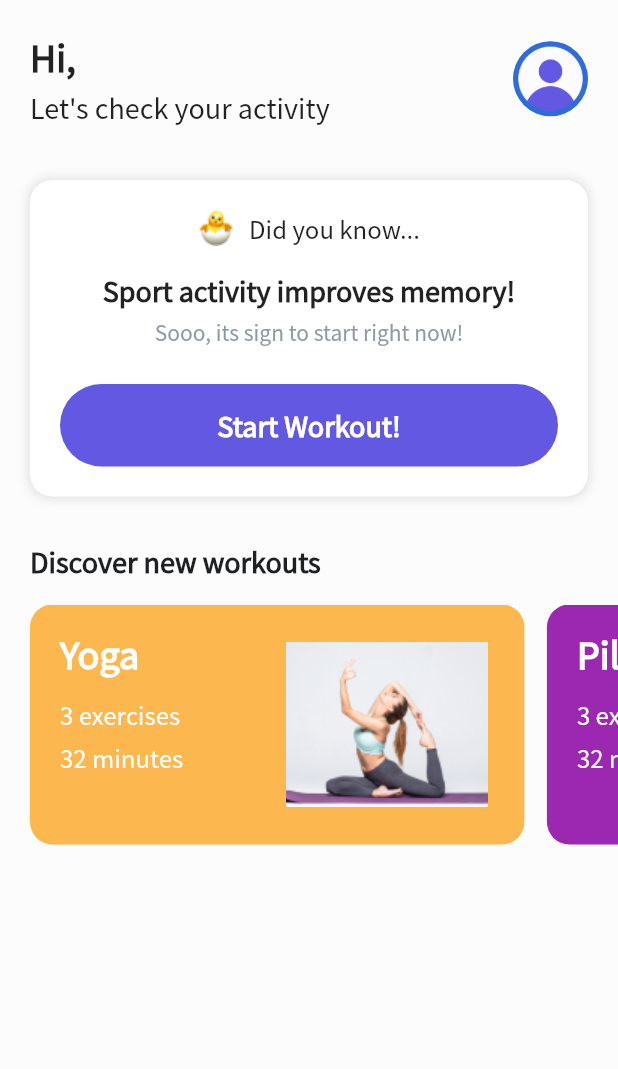
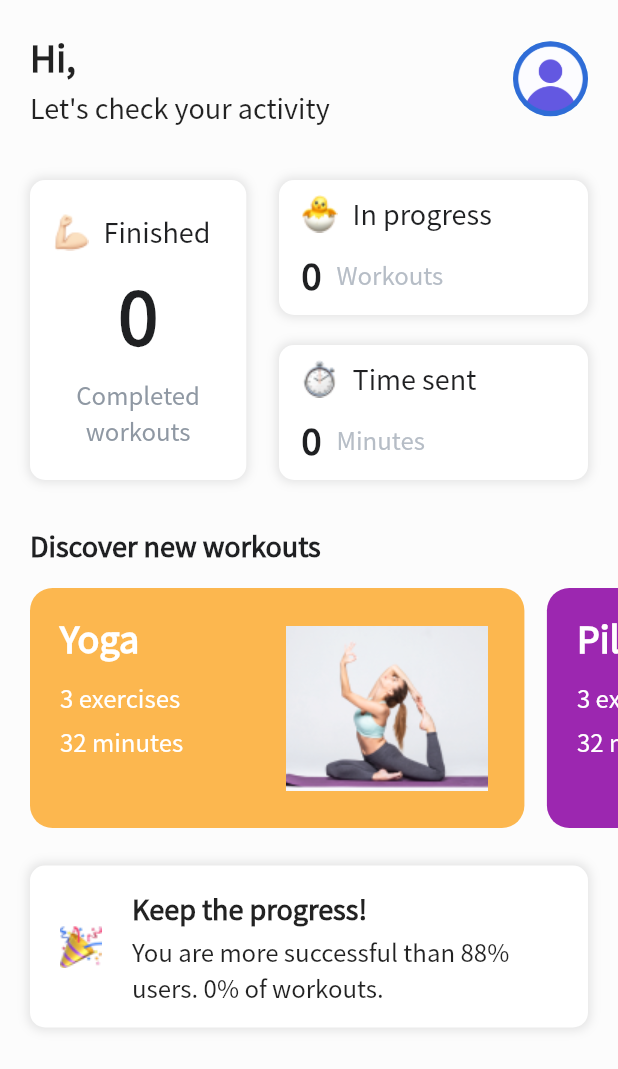
Before and after one commit to luongdthong2889/DoAnFlutter, a Flutter app: the HomePage screen opened directly, on a phone screen of 412 x 824 dp. Shown: the top 1069 px of the screen. Run offline on Flutter 3.47's test engine with Material 2 defaults, Android fonts, the light colour scheme and no system bars; our stand-ins replace bloc, chewie, cloud_firestore, confetti, dots_indicator, firebase_auth and 15 more; missing offline and left inert: cloud_firestore_web, custom_timer, firebase_auth_web, firebase_core_web, firebase_storage_web, flutter_secure_storage_web and 2 more; accounts and stored records are empty; statements that could not run were skipped.

Commit message:
reset progress and optimize loading for workouts progress

```diff
--- a/fitness_flutter/lib/screens/home/widget/home_content.dart
+++ b/fitness_flutter/lib/screens/home/widget/home_content.dart
@@ -138,9 +138,8 @@ class _HomeContentState extends State<HomeContent> {
   }
 
   Widget _showStartWorkout(BuildContext context, HomeBloc bloc) {
-    return widget.workouts.isEmpty
-        ? _createStartWorkout(context, bloc)
-        : HomeStatistics();
+    return
+        HomeStatistics();
   }
 
   Widget _createStartWorkout(BuildContext context, HomeBloc bloc) {
@@ -275,7 +274,7 @@ class _HomeContentState extends State<HomeContent> {
   }
 
   Widget _showProgress(HomeBloc bloc) {
-    return widget.workouts.isNotEmpty ? _createProgress(bloc) : Container();
+    return _createProgress(bloc);
   }
 
   Widget _createProgress(HomeBloc bloc) {
@@ -307,7 +306,7 @@ class _HomeContentState extends State<HomeContent> {
                         TextStyle(fontSize: 18, fontWeight: FontWeight.bold)),
                 const SizedBox(height: 3),
                 Text(
-                  '${TextConstants.profileSuccessful} ${bloc.getProgressPercentage()}% of workouts.',
+                  '${TextConstants.profileSuccessful} ${userData.percentProgressWorkout ?? 0}% of workouts.',
                   style: TextStyle(fontSize: 16),
                   overflow: TextOverflow.ellipsis,
                   maxLines: 2,
--- a/fitness_flutter/lib/screens/start_workout/widget/start_workout_content.dart
+++ b/fitness_flutter/lib/screens/start_workout/widget/start_workout_content.dart
@@ -77,6 +77,9 @@ class _StartWorkoutContentState extends State<StartWorkoutContent> {
       userData.progressWorkout04,
     ];
     print(inProgress);
+    if(userData.time == 0){
+      timeSent = 0;
+    }
     if (inProgress.where((element) => element < 3 && element > 0).length == 1) {
       userData.percentProgressWorkout = 25;
       percent = 25;
@@ -355,7 +358,7 @@ class _StartWorkoutContentState extends State<StartWorkoutContent> {
           int currentExerciseIndex = exercisesList!.indexOf(widget.exercise);
           print(currentExerciseIndex.toString() +
               'okayyyyyyyyyyyyyyyyyyyyyyyyyyyyy2222222222222222222222222222');
-          await _saveWorkout(currentExerciseIndex);
+          // await _saveWorkout(currentExerciseIndex);
 
           if (widget.workout.id == "1") {
             List<ExerciseData>? exercisesList = bloc.workout.exerciseDataList;
@@ -466,7 +469,7 @@ class _StartWorkoutContentState extends State<StartWorkoutContent> {
             ));
           }
         } else {
-          await _saveWorkout(widget.workout.exerciseDataList!.length - 1);
+          // await _saveWorkout(widget.workout.exerciseDataList!.length - 1);
           Navigator.pushReplacement(context,
                       MaterialPageRoute(builder: (context) => ConfettiPage(workout: widget.workout)));
         }
@@ -474,14 +477,14 @@ class _StartWorkoutContentState extends State<StartWorkoutContent> {
     );
   }
 
-  Future<void> _saveWorkout(int exerciseIndex) async {
-    if (widget.workout.currentProgress! < exerciseIndex + 1) {
-      widget.workout.currentProgress = exerciseIndex + 1;
-    }
-    widget.workout.exerciseDataList![exerciseIndex].progress = 1;
+  // Future<void> _saveWorkout(int exerciseIndex) async {
+  //   if (widget.workout.currentProgress! < exerciseIndex + 1) {
+  //     widget.workout.currentProgress = exerciseIndex + 1;
+  //   }
+  //   widget.workout.exerciseDataList![exerciseIndex].progress = 1;
 
-    await DataService.saveWorkout(widget.workout);
-  }
+  //   await DataService.saveWorkout(widget.workout);
+  // }
 }
 
 class Step extends StatelessWidget {
```
Also changed, not shown: fitness_flutter/lib/screens/workouts/widget/workout_content.dart (+53 -11 lines).
